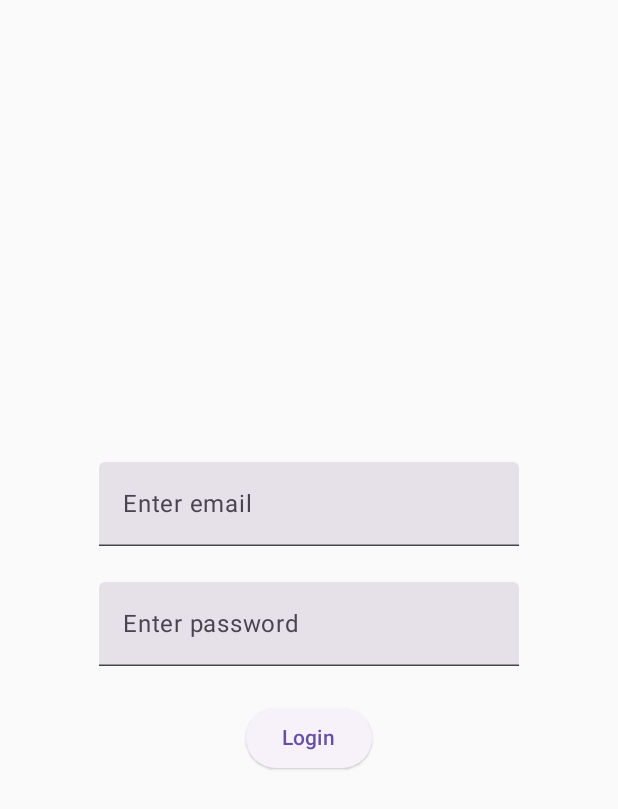
After one commit to VitalyPerm/DroiderHandBook, an Android app built with Jetpack Compose: the SignInScreen screen opened through its navigation route, on a phone screen of 412 x 824 dp. The commit adds this screen. Shown: the top 809 px of the screen. Run offline under Robolectric (Android 15) with nearby library versions, the phone set to English and light mode, and no system bars; our stand-ins replace Firebase (no records; nobody signed in at launch, a user with empty details on screens opened directly); 1 statement that could not run was skipped.

Commit message:
in progress

```diff
--- a/app/build.gradle
+++ b/app/build.gradle
@@ -50,8 +50,10 @@ android {
 dependencies {
 
     implementation platform('com.google.firebase:firebase-bom:31.0.2')
-    implementation 'com.google.firebase:firebase-database-ktx:20.1.0'
-    implementation 'com.google.firebase:firebase-firestore-ktx:24.4.0'
+    implementation 'com.google.firebase:firebase-database-ktx'
+    implementation 'com.google.firebase:firebase-firestore-ktx'
+    implementation 'com.google.android.gms:play-services-auth:20.3.0'
+    implementation 'com.google.firebase:firebase-auth-ktx'
 
     def composeBom = platform('androidx.compose:compose-bom:2022.10.00')
     implementation composeBom
--- /dev/null
+++ b/app/src/main/java/com/elvitalya/droiderhandbook/ui/SignInScreen.kt
@@ -0,0 +1,64 @@
+package com.elvitalya.droiderhandbook.ui
+
+import androidx.compose.foundation.layout.*
+import androidx.compose.foundation.text.KeyboardOptions
+import androidx.compose.material3.*
+import androidx.compose.runtime.*
+import androidx.compose.ui.Alignment
+import androidx.compose.ui.Modifier
+import androidx.compose.ui.text.input.KeyboardType
+import androidx.compose.ui.unit.dp
+import com.google.firebase.auth.ktx.auth
+import com.google.firebase.ktx.Firebase
+
+@OptIn(ExperimentalMaterial3Api::class)
+@Composable
+fun SignInScreen(
+    onNavigateToMain: () -> Unit,
+) {
+
+    var email by remember {
+        mutableStateOf("")
+    }
+
+    var pass by remember {
+        mutableStateOf("")
+    }
+
+    Box(
+        modifier = Modifier.fillMaxSize(), contentAlignment = Alignment.Center
+    ) {
+        Column(
+            modifier = Modifier.fillMaxWidth(), horizontalAlignment = Alignment.CenterHorizontally
+        ) {
+            TextField(value = email,
+                onValueChange = { email = it },
+                keyboardOptions = KeyboardOptions(keyboardType = KeyboardType.Email),
+                label = {
+                    Text(text = "Enter email")
+                })
+
+            Spacer(modifier = Modifier.height(24.dp))
+
+            TextField(value = pass,
+                onValueChange = { pass = it },
+                keyboardOptions = KeyboardOptions(keyboardType = KeyboardType.Password),
+                label = {
+                    Text(text = "Enter password")
+                })
+
+            Spacer(modifier = Modifier.height(24.dp))
+
+            ElevatedButton(onClick = {
+                Firebase.auth.createUserWithEmailAndPassword(email, pass)
+                    .addOnCompleteListener {
+                        if (it.isSuccessful) {
+                            onNavigateToMain()
+                        }
+                    }
+            }) {
+                Text(text = "Login")
+            }
+        }
+    }
+}
--- a/app/src/main/java/com/elvitalya/droiderhandbook/ui/main/MainActivity.kt
+++ b/app/src/main/java/com/elvitalya/droiderhandbook/ui/main/MainActivity.kt
@@ -1,25 +1,39 @@
 package com.elvitalya.droiderhandbook.ui.main
 
 import android.os.Bundle
+import android.util.Log
 import androidx.activity.ComponentActivity
 import androidx.activity.compose.setContent
 import androidx.activity.viewModels
 import com.elvitalya.droiderhandbook.ui.theme.DroiderHandBookTheme
+import com.google.firebase.auth.FirebaseAuth
+import com.google.firebase.auth.ktx.auth
+import com.google.firebase.ktx.Firebase
 
 class MainActivity : ComponentActivity() {
     companion object {
         const val TAG = "check___"
     }
 
-    val viewModel by viewModels<GlobalViewModel>()
-
     override fun onCreate(savedInstanceState: Bundle?) {
         super.onCreate(savedInstanceState)
+        Log.d(TAG, "onCreate: is Auth = ${Firebase.auth.currentUser.toString()}")
         setContent {
             DroiderHandBookTheme {
-                MainNavHost()
+                MainNavHost(
+                    startDestination = if (Firebase.auth.currentUser == null) Screens.Registration.route else Screens.Main.route
+                )
             }
         }
 
     }
 }
+
+
+sealed class Screens(val route: String) {
+    object Registration : Screens("registration")
+    object Main : Screens("main")
+    object Details : Screens("details/{title}") {
+        fun createRoute(title: String) = "details/${title}"
+    }
+}
--- a/app/src/main/java/com/elvitalya/droiderhandbook/ui/main/MainScreen.kt
+++ b/app/src/main/java/com/elvitalya/droiderhandbook/ui/main/MainScreen.kt
@@ -12,7 +12,6 @@ import androidx.compose.ui.Alignment
 import androidx.compose.ui.Modifier
 import androidx.compose.ui.graphics.Color
 import androidx.compose.ui.unit.dp
-import androidx.compose.ui.unit.sp
 import androidx.lifecycle.viewmodel.compose.viewModel
 import androidx.navigation.NavHostController
 import androidx.navigation.NavType
@@ -20,27 +19,31 @@ import androidx.navigation.compose.NavHost
 import androidx.navigation.compose.composable
 import androidx.navigation.compose.rememberNavController
 import androidx.navigation.navArgument
-import com.elvitalya.droiderhandbook.data.Test
 import com.elvitalya.droiderhandbook.data.TestDetails
+import com.elvitalya.droiderhandbook.ui.SignInScreen
 
 @Composable
 fun MainNavHost(
     modifier: Modifier = Modifier,
     navController: NavHostController = rememberNavController(),
-    startDestination: String = "profile"
+    startDestination: String
 ) {
     NavHost(
         modifier = modifier,
         navController = navController,
         startDestination = startDestination
     ) {
-        composable("profile") {
+        composable(Screens.Main.route) {
             MainScreen(
-                onNavigateToFriends = { navController.navigate("friendsList/${it}") },
+                onNavigateToDetails = { navController.navigate(Screens.Details.createRoute(it)) },
             )
         }
+
+        composable(Screens.Registration.route) {
+            SignInScreen(onNavigateToMain = { navController.navigate(Screens.Main.route) })
+        }
         composable(
-            "friendslist/{title}",
+            Screens.Details.route,
             arguments = listOf(navArgument("title") { type = NavType.StringType })
         ) {
             DetailScreen(
@@ -105,7 +108,7 @@ fun DetailItem(
 
 @Composable
 fun MainScreen(
-    onNavigateToFriends: (String) -> Unit,
+    onNavigateToDetails: (String) -> Unit,
     viewModel: GlobalViewModel = viewModel(),
 ) {
 
@@ -122,7 +125,7 @@ fun MainScreen(
                 Text(
                     text = it.title ?: "empty", modifier = Modifier
                         .padding(16.dp)
-                        .clickable { onNavigateToFriends(it.title ?: "") }
+                        .clickable { onNavigateToDetails(it.title ?: "") }
                 )
             }
         }
```
Also changed, not shown: app/src/main/java/com/elvitalya/droiderhandbook/data/class A.kt (deleted, +0 -31 lines).
